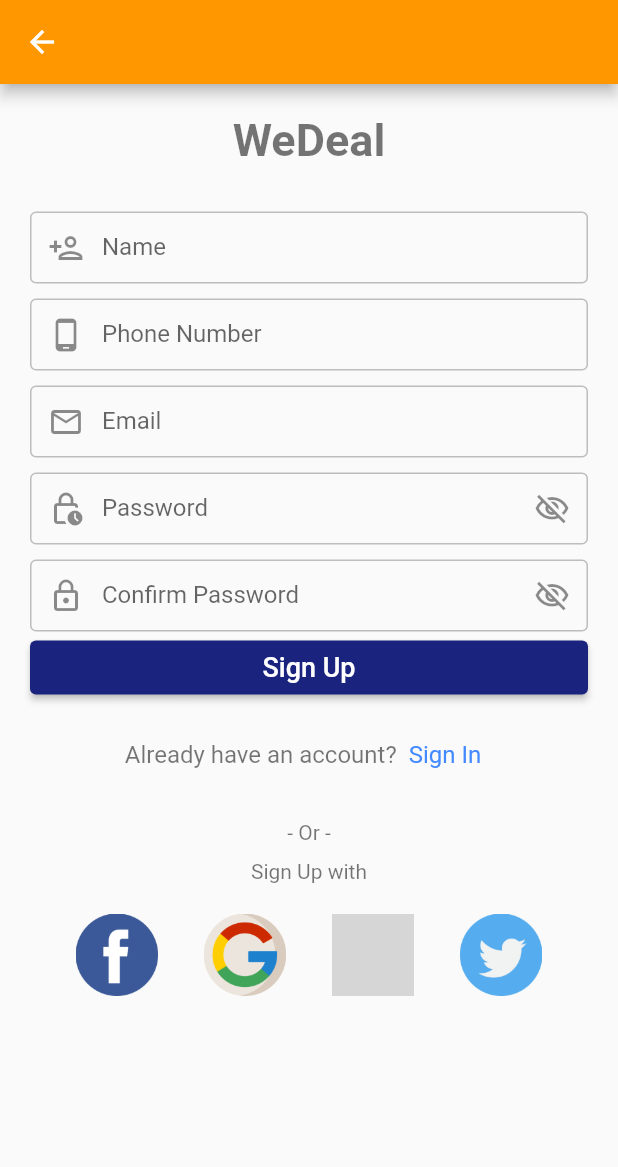
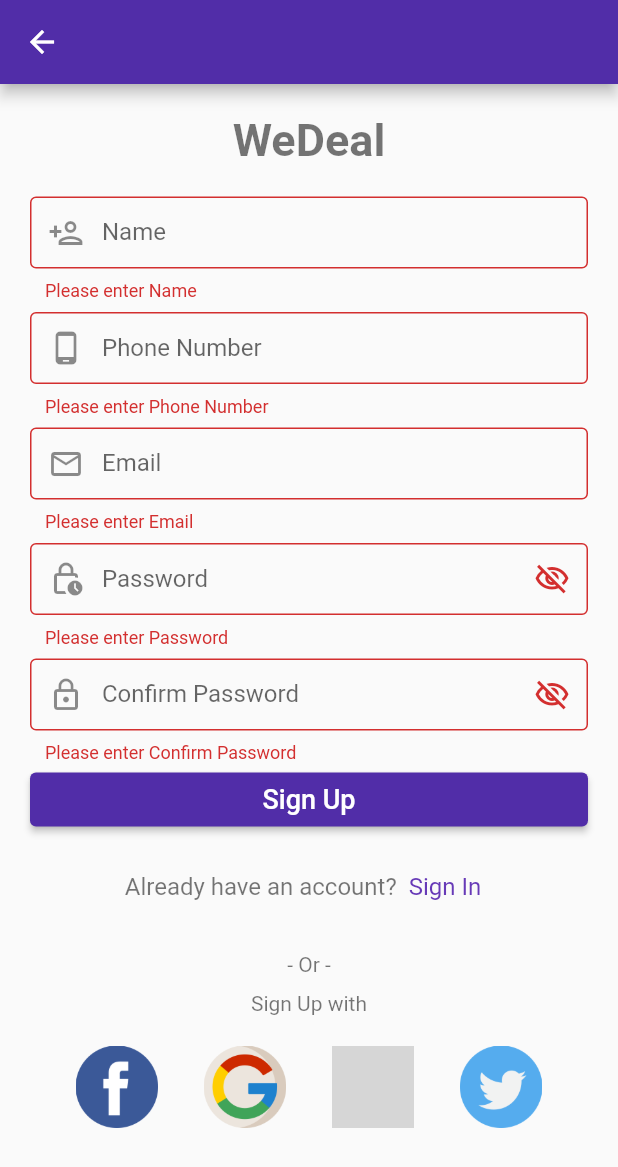
Before and after one commit to is767-1-2021/wantiwa, a Flutter app: the SignUpPage screen opened directly, after a tap on "Sign Up", on a phone screen of 412 x 824 dp. Shown: the top 1167 px of the screen. Run offline on Flutter 3.47's test engine with Material 2 defaults, Android fonts, the phone set to English and light mode, and no system bars; accounts and stored records are empty; project files that could hold a hidden picture were left out; grey boxes are pictures that could not be loaded.

Commit message:
Login and SignUp Update 4Oct

```diff
--- a/team_app/lib/login.dart
+++ b/team_app/lib/login.dart
@@ -6,8 +6,10 @@ class LoginPage extends StatelessWidget {
   Widget build(BuildContext context) {
     return Scaffold(
       appBar: AppBar
-      (backgroundColor: Colors.orange,
-        title: Text(""),),
+      (backgroundColor: Colors.deepPurple[700],
+      leading: IconButton(onPressed: () {Navigator.push(context,MaterialPageRoute(
+          builder: (context) => SignUpPage()));}, icon: Icon(Icons.arrow_back_outlined))),
+
 
                  body: Container(
         child: Padding(
@@ -87,7 +89,7 @@ class LoginPage extends StatelessWidget {
                     width: double.infinity,
                     child: ElevatedButton(
                       style: ElevatedButton.styleFrom(
-                        primary: Colors.indigo.shade900,
+                        primary: Colors.deepPurple[700],
                       ),
                       child: Text("Login", style: TextStyle(fontSize: 20,)),
                       onPressed: () {},
@@ -106,8 +108,8 @@ class LoginPage extends StatelessWidget {
 
                             TextButton(
                             style: TextButton.styleFrom(
-                            primary: Colors.blueAccent,
-                            textStyle:const TextStyle(fontSize:14, color: Colors.blueAccent)
+                            primary: Colors.deepPurple,
+                            textStyle:const TextStyle(fontSize:14, color: Colors.deepPurple)
                             ), onPressed: () {Navigator.push(context, MaterialPageRoute(builder: (context) => SignUpPage()));},
                             child: const Text("Sign Up"),),
                             ],
--- a/team_app/lib/main.dart
+++ b/team_app/lib/main.dart
@@ -4,10 +4,12 @@ import 'package:team_app/login.dart';
 import 'package:team_app/screen/home_screen.dart';
 import 'package:team_app/signup.dart';
 
+
+
 void main () {
 runApp(MaterialApp(
   debugShowCheckedModeBanner: false,
-  home: HomeScreen(),
+  home: LoginPage(),
 ));
 }
 
@@ -50,7 +52,7 @@ class HomePage extends StatelessWidget {
                       onPressed: () {
                         Navigator.push(context, MaterialPageRoute(builder: (context) => LoginPage()));
                       },
-                      color: Color(0xFFFF8E1C),
+                      color: Color(0xff8455b3),
                       shape: RoundedRectangleBorder(
                         borderRadius: BorderRadius.circular(30)
                       ),
@@ -70,7 +72,7 @@ class HomePage extends StatelessWidget {
                     onPressed: (){
                       Navigator.push(context, MaterialPageRoute(builder: (context) => SignUpPage()));
                     },
-                    color: Color(0xFF2438BB),
+                    color: Color(0xff8455b3),
                     shape: RoundedRectangleBorder(
                       borderRadius: BorderRadius.circular(30)
                     ),
--- a/team_app/lib/signup.dart
+++ b/team_app/lib/signup.dart
@@ -6,13 +6,36 @@ class SignUpPage extends StatelessWidget {
   Widget build(BuildContext context) {
     return Scaffold(
       appBar: AppBar(
-        backgroundColor: Colors.orange,
+        backgroundColor: Colors.deepPurple[700],
         title: Text(""),
       ),
-      body: Container(
+      body: MyCustomForm());
+  }
+}
+
+class MyCustomForm extends StatefulWidget {
+
+  @override
+  _MyCustomFormState createState() => _MyCustomFormState();
+}
+
+class _MyCustomFormState extends State<MyCustomForm> {
+final _formKey = GlobalKey<FormState> ();
+String? _name;
+String? _phone;
+String? _email;
+String? _password;
+String? _confirm;
+
+
+  @override
+  Widget build(BuildContext context) {
+    return Form(
+      key: _formKey,
+      child: Container(
         child: Padding(
           padding: const EdgeInsets.all(20.0),
-          child: Form(
+          //child: Form(
             child: SingleChildScrollView(
               child: Column(
                         crossAxisAlignment: CrossAxisAlignment.center,
@@ -23,7 +46,7 @@ class SignUpPage extends StatelessWidget {
                               fontWeight: FontWeight.w600,
                               fontSize:30,
                               color: Colors.black54),),
-                              SizedBox(height:30,),
+                              SizedBox(height:20,),
 
 
                   //Text("Name", style: TextStyle(fontSize: 14)),
@@ -40,9 +63,19 @@ class SignUpPage extends StatelessWidget {
                         border: OutlineInputBorder(
                             borderSide:
                                 BorderSide(color: Colors.grey.shade400))),
-                  ),
+                  validator: (value) {
+                    if (value == null || value.isEmpty) {
+                      return 'Please enter Name';
+                    }
+
+                    return null;
+                  },
+                  onSaved: (value) {
+                    _name = value;
+                  }),
+
                   SizedBox(
-                    height: 10,
+                    height: 7,
                   ),
                   //Text("Phone Number", style: TextStyle(fontSize: 14)),
                   TextFormField(decoration: InputDecoration(
@@ -56,9 +89,21 @@ class SignUpPage extends StatelessWidget {
                         ),
                         border: OutlineInputBorder(
                             borderSide:
-                                BorderSide(color: Colors.grey.shade400))),),
+                                BorderSide(color: Colors.grey.shade400))),
+
+                                validator: (value) {
+                    if (value == null || value.isEmpty) {
+                      return 'Please enter Phone Number';
+                    }
+
+                    return null;
+                  },
+                  onSaved: (value) {
+                    _phone = value;
+                  }),
+
                   SizedBox(
-                    height: 10,
+                    height: 7,
                   ),
                   //Text("Email", style: TextStyle(fontSize: 14)),
                   TextFormField(
@@ -75,9 +120,19 @@ class SignUpPage extends StatelessWidget {
                         border: OutlineInputBorder(
                             borderSide:
                                 BorderSide(color: Colors.grey.shade400))),
-                  ),
+                  validator: (value) {
+                    if (value == null || value.isEmpty) {
+                      return 'Please enter Email';
+                    }
+
+                    return null;
+                  },
+                  onSaved: (value) {
+                    _email = value;
+                  }),
+
                   SizedBox(
-                    height: 10,
+                    height: 7,
                   ),
                   //Text("Password", style: TextStyle(fontSize: 14)),
                   TextFormField(obscureText: true,
@@ -93,9 +148,21 @@ class SignUpPage extends StatelessWidget {
                         ),
                         border: OutlineInputBorder(
                             borderSide:
-                                BorderSide(color: Colors.grey.shade400)))),
+                                BorderSide(color: Colors.grey.shade400))),
+
+                                validator: (value) {
+                    if (value == null || value.isEmpty) {
+                      return 'Please enter Password';
+                    }
+
+                    return null;
+                  },
+                  onSaved: (value) {
+                    _password = value;
+                  }),
+
                   SizedBox(
-                    height: 10,
+                    height: 7,
                   ),
                   //Text("Confirm Password", style: TextStyle(fontSize: 14)),
                   TextFormField(obscureText: true,
@@ -111,16 +178,29 @@ class SignUpPage extends StatelessWidget {
                         ),
                         border: OutlineInputBorder(
                             borderSide:
-                                BorderSide(color: Colors.grey.shade400)))),
+                                BorderSide(color: Colors.grey.shade400))),
+
+                                validator: (value) {
+                    if (value == null || value.isEmpty) {
+                      return 'Please enter Confirm Password';
+                    }
+
+                    return null;
+                  },
+                  onSaved: (value) {
+                    _password = value;
+                  }),
+
                   SizedBox(
                     width: double.infinity,
                     child: ElevatedButton(
                       style: ElevatedButton.styleFrom(
-                        primary: Colors.indigo.shade900
+                        primary: Colors.deepPurple[700]
                       ),
                       child: Text("Sign Up", style: TextStyle(fontSize: 18)),
-                      onPressed: () {},
-                    ),
+                      onPressed: () {if (_formKey.currentState!.validate()) {
+                          _formKey.currentState!.save();};
+                      }),
                   ),
                 SizedBox(
                           height:10
@@ -135,8 +215,8 @@ class SignUpPage extends StatelessWidget {
 
                             TextButton(
                             style: TextButton.styleFrom(
-                            primary: Colors.blueAccent,
-                            textStyle:const TextStyle(fontSize:16, color: Colors.blueAccent)
+                            primary: Colors.deepPurple,
+                            textStyle:const TextStyle(fontSize:16, color: Colors.deepPurple)
                             ), onPressed: () {Navigator.push(context, MaterialPageRoute(builder: (context) => LoginPage()));},
                             child: const Text("Sign In"),),],
                             ),
@@ -205,7 +285,6 @@ class SignUpPage extends StatelessWidget {
                         ],
 
         )))),
-          ),
-        );
+          );
   }
 }
--- a/team_app/pubspec.yaml
+++ b/team_app/pubspec.yaml
@@ -37,6 +37,7 @@ flutter_icons:
 dev_dependencies:
   flutter_test:
     sdk: flutter
+  flutter_splash_screen: ^0.3.0
 
 # For information on the generic Dart part of this file, see the
 # following page: https://dart.dev/tools/pub/pubspec
```
Also changed, not shown: team_app/pubspec.lock, 6 other files.
